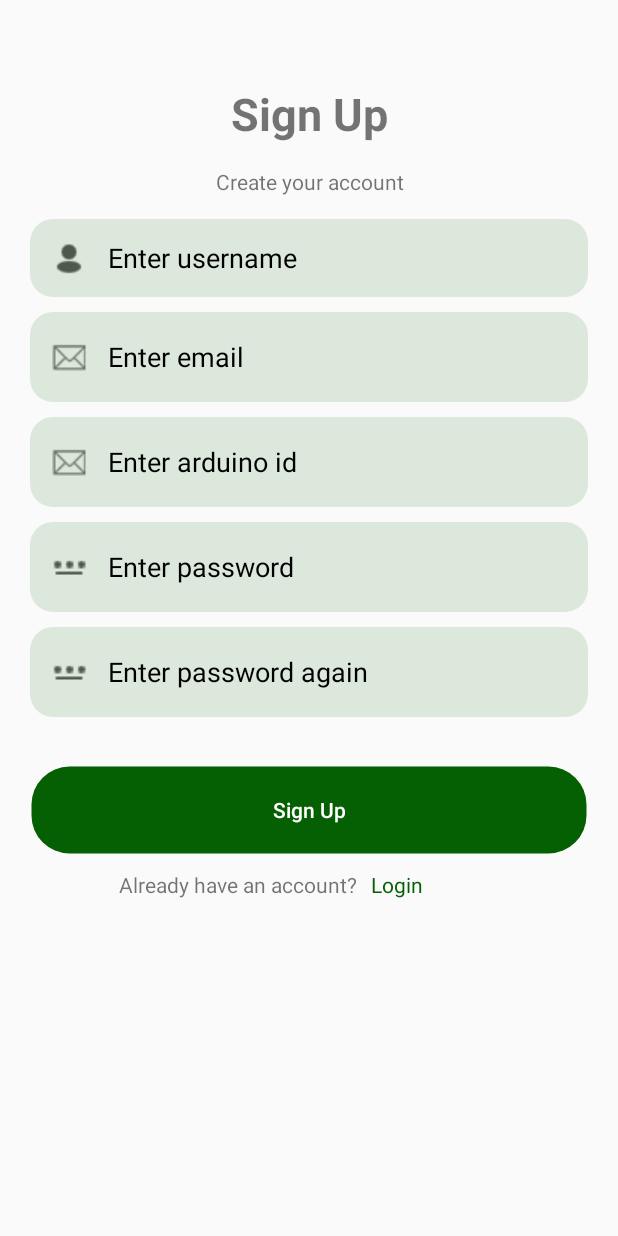
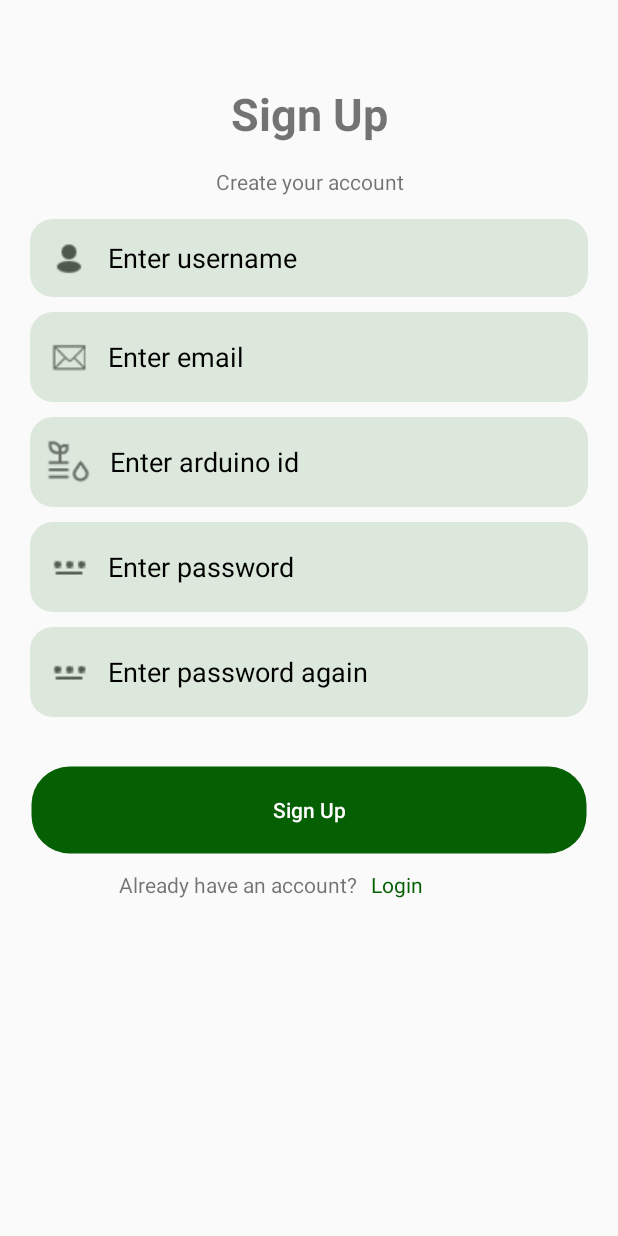
Before and after one commit to ArTubo-Mobile/ARTUBO, an Android app: the AccountCreation screen opened directly, with no data from a screen before it, on a phone screen of 412 x 824 dp. Run offline under Robolectric (Android 15) with nearby library versions, the phone set to English and light mode, and no system bars; our stand-ins replace Firebase (no records; nobody signed in at launch, a user with empty details on screens opened directly).

Commit message:
add arduino id icon

```diff
--- a/app/src/main/res/layout/activity_create_account.xml
+++ b/app/src/main/res/layout/activity_create_account.xml
@@ -102,9 +102,10 @@
                     android:layout_marginRight="20dp"
                     android:layout_marginBottom="10dp"
                     android:background="@drawable/edit_text_bg"
-                    android:drawableLeft="@drawable/email2"
-                    android:drawablePadding="10dp"
+                    android:drawableLeft="@drawable/soilmoisture1"
+                    android:drawablePadding="12dp"
 
+                    android:drawableTint="@color/text_secondary"
                     android:hint="Enter arduino id"
                     android:inputType="text"
                     android:padding="10dp"
```
